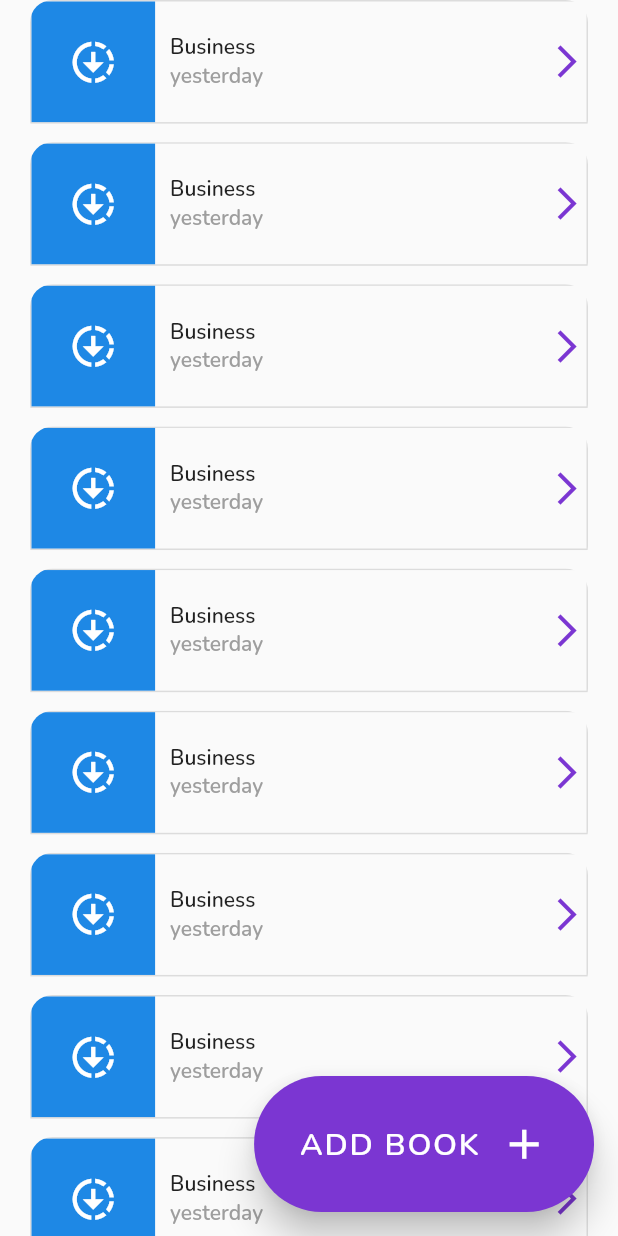
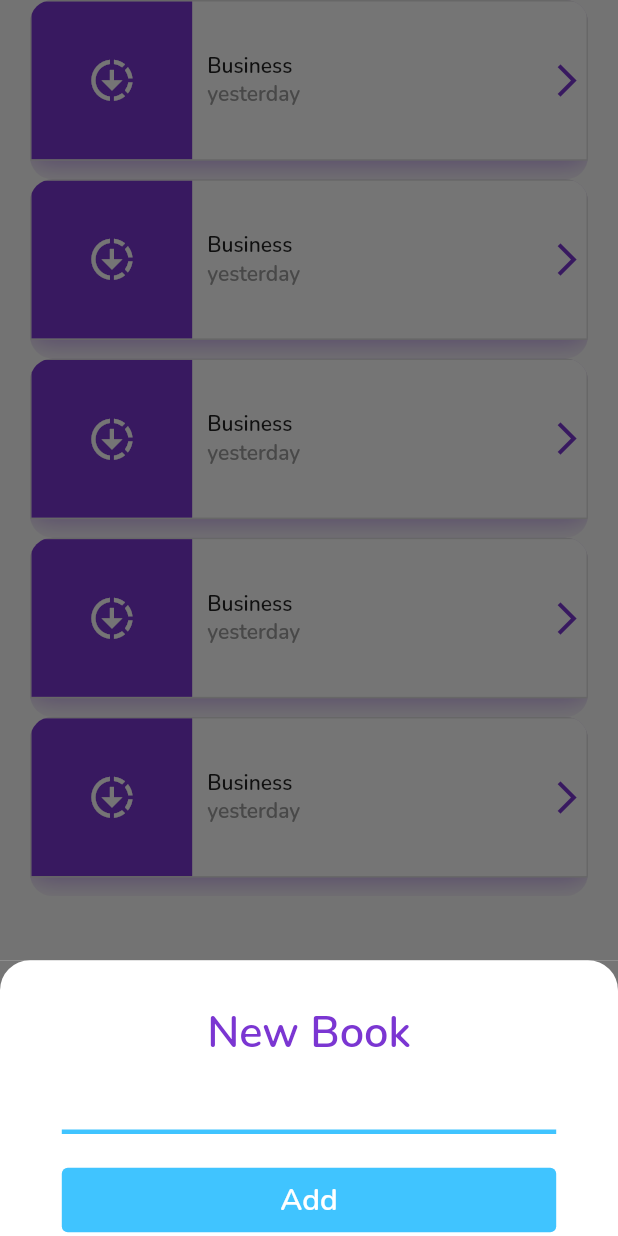
Before and after one commit to RayMasoumi/cash_book, a Flutter app: the HomeScreen screen opened by its route, after a tap on "ADD BOOK", on a phone screen of 412 x 824 dp. Run offline on Flutter 3.47's test engine with Material 2 defaults, Android fonts, the phone set to English and light mode, and no system bars; our stand-ins replace get, get_storage, hive, hive_flutter, introduction_screen; accounts and stored records are empty.

Commit message:
bottom sheet half done

```diff
--- a/lib/constants/colors.dart
+++ b/lib/constants/colors.dart
@@ -11,3 +11,4 @@ const kPastel4Color = Color(0xFFEFD2C9);
 const kMainTitle = Color(0xFF0C0C0C);
 const kMainSubtitle = Color(0xFF494949);
 const kBorderColor = Colors.black12;
+const kTransparentBottomSheetBackground = Color(0xFF757575);
--- a/lib/constants/sizes.dart
+++ b/lib/constants/sizes.dart
@@ -9,10 +9,12 @@ final kHeight = Get.height; // * 707.4285714285714
 final kFABHeight = kHeight * 0.11;
 final kFABWidth = kWidth * 0.55;
 final kIconButtonSize = kWidth * 0.08;
+final k30Width = kWidth * 0.07;
+final k10Width = kWidth * 0.024;
 final kBottomListHeight = kHeight * 0.6;
 final k40Height = kHeight * 0.05;
 final kTopMargin = kHeight * 0.08;
-final kIconContainerSide = kHeight * 0.1;
+final kIconContainerSide = kHeight * 0.13;
 final kTileBottomMargin = kHeight * 0.015;
 
 // * border radius:
@@ -20,11 +22,27 @@ final kBorderRadius45 = BorderRadius.circular(45);
 final kBorderRadius15 = BorderRadius.circular(15);
 
 // * styles:
-final kIconTextStyle =
-    TextStyle(fontSize: kWidth * 0.05, fontWeight: FontWeight.bold);
+final kIconTextStyle = TextStyle(
+  fontSize: kWidth * 0.05,
+  fontWeight: FontWeight.bold,
+);
 final kIntroTitleStyle = TextStyle(
-    color: kPrimaryColor, fontSize: kWidth * 0.07, fontWeight: FontWeight.bold);
-final kIntroSubtitleStyle =
-    TextStyle(color: kMainSubtitle, fontSize: kWidth * 0.055);
-const kIntroButtonTextStyle = TextStyle(color: kPrimaryColor);
-const kDescriptionStyle = TextStyle(color: Colors.grey);
+  color: kPrimaryColor,
+  fontSize: kWidth * 0.07,
+  fontWeight: FontWeight.bold,
+);
+final kIntroSubtitleStyle = TextStyle(
+  color: kMainSubtitle,
+  fontSize: kWidth * 0.055,
+);
+const kIntroButtonTextStyle = TextStyle(
+  color: kPrimaryColor,
+);
+const kDescriptionStyle = TextStyle(
+  color: Colors.grey,
+);
+final kTitlesStyle = TextStyle(
+  color: kPrimaryColor,
+  fontSize: kWidth * 0.07,
+  fontWeight: FontWeight.bold,
+);
--- a/lib/constants/strings.dart
+++ b/lib/constants/strings.dart
@@ -9,6 +9,8 @@ final String kIntroSubtitle2 = "Add team members and assign roles".tr;
 final String kIntroSubtitle3 = "Keep multiple business records on one app".tr;
 final String kSkipButtonText = 'Skip'.tr;
 final String kDoneButtonText = 'Done'.tr;
+final String kNewBookTitle = 'New Book'.tr;
+final String kAddBookText = 'ADD BOOK'.tr;
 
 // * no need to translate
 const String kEnglishTranslate = 'en';
--- a/lib/interntionalisation/translate.dart
+++ b/lib/interntionalisation/translate.dart
@@ -14,6 +14,8 @@ class Translate implements Translations {
               "Keep multiple business records on one app",
           'Skip': 'Skip',
           'Done': 'Done',
+          'New Book': 'New Book',
+          'ADD BOOK': 'ADD BOOK',
         },
         'fa': {
           "Track Income & Expenses": "پیگیری درآمد و هزینه ها",
@@ -27,6 +29,8 @@ class Translate implements Translations {
               "چندین سوابق تجاری را در یک برنامه نگه دارید",
           'Skip': 'رد کردن',
           'Done': 'اتمام',
+          'New Book': 'کتاب جدید',
+          'ADD BOOK': 'اضافه کردن کتاب',
         },
       };
 }
--- a/lib/model/book.dart
+++ b/lib/model/book.dart
@@ -1,7 +1,6 @@
 import 'package:cash_book/model/user.dart';
 import 'package:cash_book/model/entry.dart';
 import 'package:hive/hive.dart';
-
 part 'book.g.dart';
 
 @HiveType(typeId: 2)
--- /dev/null
+++ b/lib/screens/add_book_bottom_sheet_screen.dart
@@ -0,0 +1,70 @@
+import 'package:cash_book/constants/colors.dart';
+import 'package:cash_book/constants/sizes.dart';
+import 'package:cash_book/constants/strings.dart';
+import 'package:flutter/material.dart';
+
+class AddBookBottomSheet extends StatelessWidget {
+  const AddBookBottomSheet({super.key});
+
+  @override
+  Widget build(BuildContext context) {
+    return AnimatedContainer(
+      duration: const Duration(seconds: 10),
+      child: Container(
+        padding: MediaQuery.of(context).viewInsets,
+        color: kTransparentBottomSheetBackground,
+        child: Container(
+          decoration: const BoxDecoration(
+            color: Colors.white,
+            borderRadius: BorderRadius.only(
+              topRight: Radius.circular(20.0),
+              topLeft: Radius.circular(20.0),
+            ),
+          ),
+          child: Container(
+            margin: EdgeInsets.only(
+                top: k30Width, left: k40Height, right: k40Height),
+            child: Column(
+              mainAxisSize: MainAxisSize.min,
+              crossAxisAlignment: CrossAxisAlignment.stretch,
+              children: <Widget>[
+                Text(
+                  kNewBookTitle,
+                  style: kTitlesStyle,
+                  textAlign: TextAlign.center,
+                ),
+                TextField(
+                  textAlign: TextAlign.center,
+                  onChanged: (value) {},
+                  decoration: const InputDecoration(
+                    enabledBorder: UnderlineInputBorder(
+                      borderSide:
+                          BorderSide(color: Colors.lightBlueAccent, width: 3.0),
+                    ),
+                  ),
+                ),
+                Padding(
+                  padding: const EdgeInsets.only(top: 20.0),
+                  child: TextButton(
+                    style: const ButtonStyle(
+                      backgroundColor:
+                          MaterialStatePropertyAll(Colors.lightBlueAccent),
+                    ),
+                    onPressed: () {},
+                    child: const Text(
+                      'Add',
+                      style: TextStyle(
+                        color: Colors.white,
+                        fontSize: 20.0,
+                      ),
+                    ),
+                  ),
+                )
+              ],
+            ),
+          ),
+        ),
+      ),
+    );
+  }
+}
--- a/lib/screens/home_screen.dart
+++ b/lib/screens/home_screen.dart
@@ -1,5 +1,7 @@
 import 'package:cash_book/constants/colors.dart';
 import 'package:cash_book/constants/sizes.dart';
+import 'package:cash_book/constants/strings.dart';
+import 'package:cash_book/screens/add_book_bottom_sheet_screen.dart';
 import 'package:cash_book/widgets/left_icon_list_tile_widget.dart';
 import 'package:cash_book/widgets/sized_floating_action_button_widget.dart';
 import 'package:flutter/material.dart';
@@ -15,12 +17,18 @@ class HomeScreen extends StatelessWidget {
         buttonHeight: kFABHeight,
         buttonWidth: kFABWidth,
         buttonIcon: Icons.add,
-        buttonText: 'ADD BOOK  ',
-        onPressed: () {},
+        buttonText: kAddBookText,
+        onPressed: () {
+          showModalBottomSheet(
+            isScrollControlled: true,
+            context: context,
+            builder: (context) => const AddBookBottomSheet(),
+          );
+        },
       ),
       body: SafeArea(
         child: ListView.builder(
-          itemCount: 15,
+          itemCount: 5,
           itemBuilder: (context, index) {
             return LeftIconListTileWidget(
               lastModified: 'yesterday',
@@ -33,3 +41,13 @@ class HomeScreen extends StatelessWidget {
     );
   }
 }
+
+/**
+ * * The problem with overlapping widgets happened because they kept rebuilding
+ * ! this is a hack not a solution and it is NOT optimized
+ * $child: SingleChildScrollView(
+ * $  child: Column(
+ * $    children: [for (int i = 0; i < 6; i++) CardListViewWidget()],
+ * $      ),
+ * $  ),
+ */
--- a/lib/unused/align_widget.dart
+++ b/lib/unused/align_widget.dart
@@ -17,7 +17,6 @@ class AlignWidget extends StatelessWidget {
       child: SizedBox(
         height: kHeight * 0.4,
         child: ListTile(
-          title: Text(list[index]),
           shape: RoundedRectangleBorder(
             side: const BorderSide(color: Colors.black12),
             borderRadius: kBorderRadius45,
--- a/lib/unused/card_list_view_widget_books_list.dart
+++ b/lib/unused/card_list_view_widget_books_list.dart
@@ -38,6 +38,8 @@ class CardListViewWidget extends StatelessWidget {
       width: Get.width,
       height: kBottomListHeight,
       child: ListView.builder(
+          shrinkWrap: true,
+          physics: const NeverScrollableScrollPhysics(),
           itemCount: test.length,
           itemBuilder: (context, index) {
             return AlignWidget(
--- a/lib/widgets/left_icon_list_tile_widget.dart
+++ b/lib/widgets/left_icon_list_tile_widget.dart
@@ -26,14 +26,25 @@ class LeftIconListTileWidget extends StatelessWidget {
           child: Container(
             decoration: BoxDecoration(
               border: Border.all(color: kBorderColor),
+              color: Colors.white,
+              boxShadow: [
+                BoxShadow(
+                  color: kPrimaryColor.withOpacity(0.5),
+                  blurRadius: 15.0, // soften the shadow
+                  offset: const Offset(
+                    0.0, // Move to right 5  horizontally
+                    2.0, // Move to bottom 5 Vertically
+                  ),
+                ),
+              ],
             ),
             margin: EdgeInsets.only(bottom: kTileBottomMargin),
             height: kIconContainerSide,
             child: Row(
               children: <Widget>[
-                IconWithBackGroundWidget(
+                const IconWithBackGroundWidget(
                   icon: Icons.downloading,
-                  backgroundColor: Colors.blue.shade600,
+                  backgroundColor: kPrimaryColor,
                 ),
                 const SizedBox(width: 10),
                 Expanded(
--- a/lib/widgets/sized_floating_action_button_widget.dart
+++ b/lib/widgets/sized_floating_action_button_widget.dart
@@ -4,7 +4,7 @@ import 'package:flutter/material.dart';
 class SizedFABWidget extends StatelessWidget {
   final double buttonHeight;
   final double buttonWidth;
-  final Function onPressed;
+  final Function() onPressed;
   final IconData buttonIcon;
   final String buttonText;
   final Color buttonColor;
@@ -27,9 +27,7 @@ class SizedFABWidget extends StatelessWidget {
         shape: RoundedRectangleBorder(
           borderRadius: kBorderRadius45,
         ),
-        onPressed: () {
-          onPressed;
-        },
+        onPressed: onPressed,
         elevation: 10.0,
         backgroundColor: buttonColor,
         child: Row(
@@ -39,6 +37,9 @@ class SizedFABWidget extends StatelessWidget {
               buttonText,
               style: kIconTextStyle,
             ),
+            SizedBox(
+              width: k10Width,
+            ),
             Icon(buttonIcon, size: kIconButtonSize),
           ],
         ),
```
Also changed, not shown: 1 other file.
